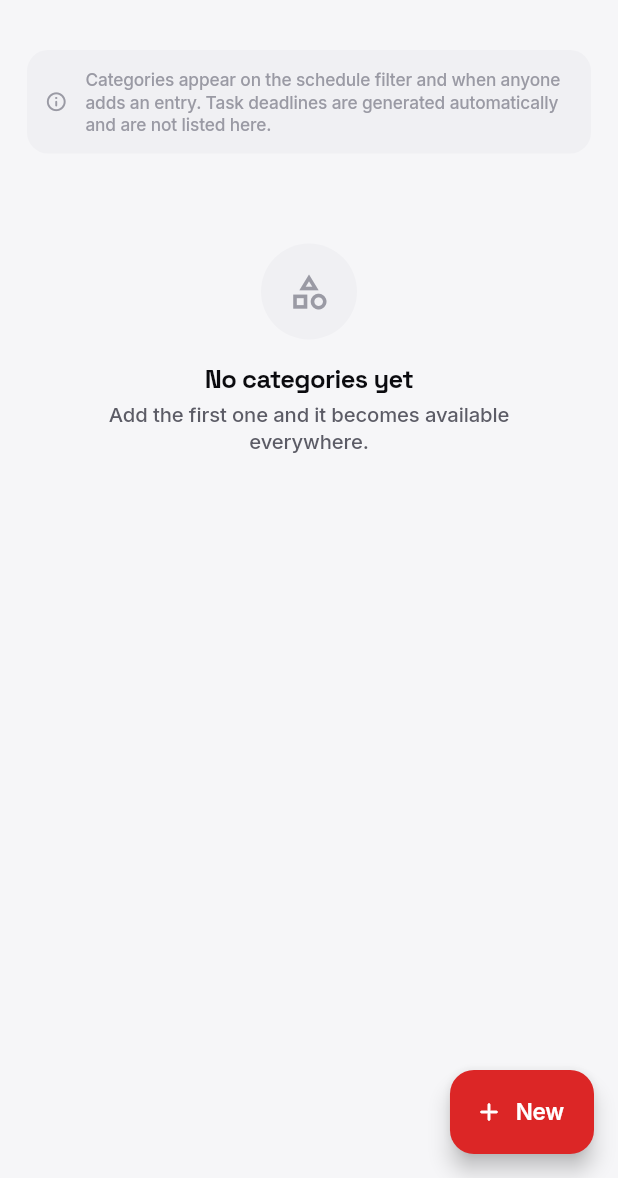
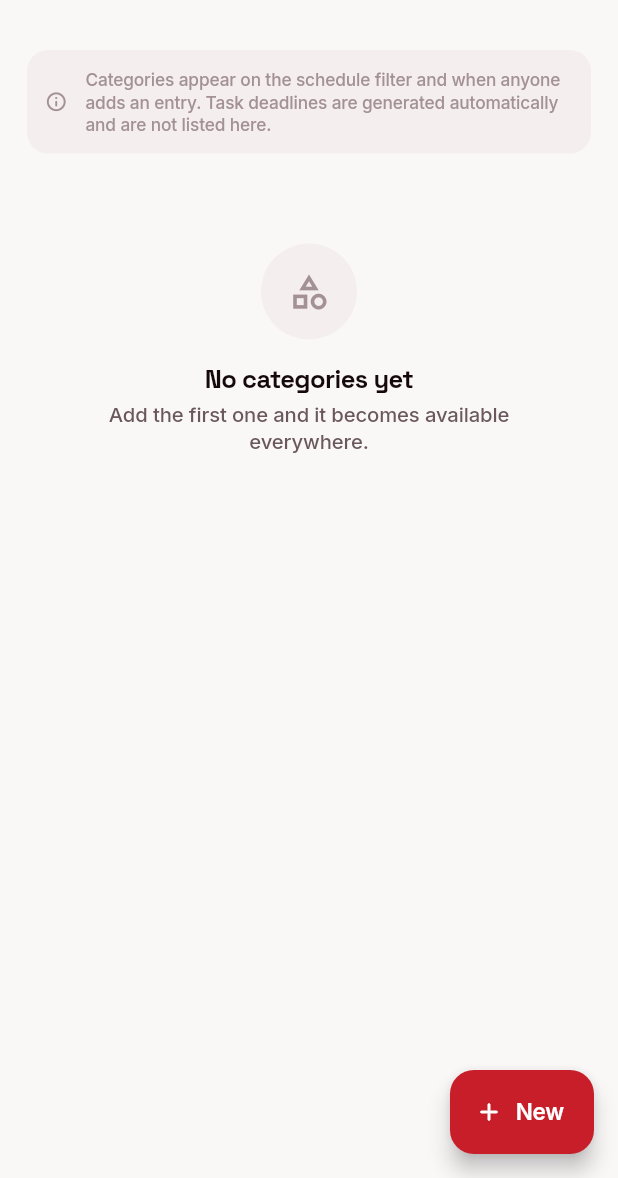
Before and after one commit to abdulmudabbirofficial/GWD-CLUB-OS, a Flutter app: the CategoryAdminPage screen opened directly, on a phone screen of 412 x 824 dp, the part 58-1236 px from its top. Run offline on Flutter 3.47's test engine with Material 3 defaults, Android fonts, the phone set to English and light mode, and no system bars; our stand-ins replace file_picker, fl_chart, open_filex, shared_preferences, socket_io_client; missing offline and left inert: circular_clip_route, home_widget; accounts and stored records are empty; network calls fail.

Commit message:
Give the app the club's colour, and its own launcher icon
The icon was still Flutter's. It is now the bracketed GWD mark - only the
bracket, because the "GET WORK DONE CLUB" strapline under it turns to grey mush
at 48px and the bracket is the strongest thing the mark owns. White on the
brand's crimson-to-near-black ramp rather than the logo's red-on-white: at icon
size a white tile is just a bright rectangle on a dark home screen. Legacy
densities, adaptive foreground/background layers with the mark inside the 66%
safe zone, and the iOS set, all generated from the one logo file.

The palette was neutral grey with a red accent bolted on. It is now built from
the logo outwards:

  - Every grey carries a trace of the brand red, so a crimson button sits *in*
    the page instead of on top of it.
  - The dark canvas is a warm near-black (#0D0709), not #000. Pure black is
    where a dark theme goes to look cheap - it flattens every surface into the
    same void and kills the depth raised cards depend on.
  - primaryRed comes off the mark itself (#C81E2A) rather than a generator.
  - The semantic colours are pulled fractionally warm, because a stock material
    green next to this crimson looks borrowed.

Added a hero ramp for the screens that should feel like an arrival, and used it
on sign-in. It falls away by the first third on purpose: the first attempt
washed the whole screen and ate every grey label on it, which is the failure
mode that makes a full-bleed gradient look impressive in a mockup and unusable
on a phone. Colour behind the brand, plain ground under the content.

Co-Authored-By: Claude Opus 5 <noreply@anthropic.com>

```diff
--- a/app/lib/app/theme/gwd_theme.dart
+++ b/app/lib/app/theme/gwd_theme.dart
@@ -12,46 +12,102 @@ import 'apple_motion.dart';
 class GwdColors {
   const GwdColors._();
 
-  // --- Light: paper & ink -------------------------------------------------
-  static const canvas = Color(0xFFF6F6F8);
+  // ---------------------------------------------------------------- light --
+  //
+  // Warm, not neutral. Every grey here carries a trace of the brand red, so a
+  // crimson button sits *in* the page rather than on top of it. The difference
+  // is a couple of points of hue and it is most of what separates a palette
+  // that was designed from one that was picked.
+  static const canvas = Color(0xFFFAF7F7);
   static const canvasLight = canvas; // legacy alias
   static const surface = Color(0xFFFFFFFF);
   static const surfaceWhite = surface; // legacy alias
   static const cardWhite = surface; // legacy alias
   static const canvasWhite = surface; // legacy alias
-  static const surfaceSunken = Color(0xFFF0F0F3);
-  static const hairline = Color(0xFFE6E6EA);
-  static const hairlineSoft = Color(0xFFF0F0F3);
+  static const surfaceSunken = Color(0xFFF4EEEF);
+  static const hairline = Color(0xFFEAE0E1);
+  static const hairlineSoft = Color(0xFFF4EEEF);
   static const line = hairline; // legacy alias
   static const lineSubtle = hairlineSoft; // legacy alias
 
-  static const ink = Color(0xFF0B0B0F);
-  static const inkSecondary = Color(0xFF5C5C66);
-  static const inkTertiary = Color(0xFF9A9AA4);
+  static const ink = Color(0xFF16090C);
+  static const inkSecondary = Color(0xFF6A585C);
+  static const inkTertiary = Color(0xFFA39195);
 
-  // --- Dark: obsidian -----------------------------------------------------
-  static const canvasDark = Color(0xFF08080A);
-  static const surfaceDark = Color(0xFF141417);
-  static const surfaceDarkRaised = Color(0xFF1C1C20);
-  static const hairlineDark = Color(0xFF2A2A30);
+  // ----------------------------------------------------------------- dark --
+  //
+  // Near-black, deliberately *not* black. Pure #000 is where a dark theme goes
+  // to look cheap: it flattens every surface into the same void, kills the
+  // sense of depth that raised cards depend on, and smears on OLED as you
+  // scroll. These carry the same red cast as the light side, so the two themes
+  // read as one product rather than two.
+  static const canvasDark = Color(0xFF0D0709);
+  static const surfaceDark = Color(0xFF181013);
+  static const surfaceDarkRaised = Color(0xFF211619);
+  static const sunkenDark = Color(0xFF120B0D);
+  static const hairlineDark = Color(0xFF2F2126);
 
-  static const obsidian = Color(0xFF0B0B0F);
+  static const obsidian = Color(0xFF0D0709);
   static const jetBlack = Color(0xFF000000);
-  static const charcoal = Color(0xFF18181B);
+  static const charcoal = Color(0xFF1B1215);
 
-  // --- Brand accent (spend sparingly) -------------------------------------
-  static const primaryRed = Color(0xFFDC2626);
-  static const rubyDark = Color(0xFF9F1239);
-  static const rubyLight = Color(0xFFFFE9E9);
-  static const accentCoral = Color(0xFFEF4444);
-  static const redGlow = Color(0x1FDC2626);
-  static const borderRed = Color(0x33DC2626);
+  // ---------------------------------------------------------------- brand --
+  //
+  // Taken from the logo rather than from a palette generator: the mark is a
+  // deep crimson, so the app is a deep crimson. [primaryRed] is the one that
+  // gets spent on the single thing per screen that needs attention.
+  static const primaryRed = Color(0xFFC81E2A);
+  static const crimson = primaryRed;
+  static const crimsonDeep = Color(0xFF8E1219);
+  static const crimsonBright = Color(0xFFE8434F);
+  static const rubyDark = crimsonDeep;
+  static const rubyLight = Color(0xFFFCE9EA);
+  static const accentCoral = crimsonBright;
+  static const redGlow = Color(0x1FC81E2A);
+  static const borderRed = Color(0x33C81E2A);
 
-  // --- Semantic -----------------------------------------------------------
-  static const success = Color(0xFF16A34A);
-  static const warning = Color(0xFFD97706);
-  static const critical = Color(0xFFDC2626);
-  static const info = Color(0xFF2563EB);
+  // ------------------------------------------------------------- semantic --
+  //
+  // Pulled fractionally warm so they belong to the same family as the brand.
+  // A stock material green next to this crimson looks borrowed.
+  static const success = Color(0xFF1E9E5A);
+  static const warning = Color(0xFFD98324);
+  static const critical = Color(0xFFD93544);
+  static const info = Color(0xFF3B6FD4);
+
+  /// The brand ramp: a crimson shoulder at the top, gone by the first third.
+  ///
+  /// The one place the app uses a large area of colour, so that the screens
+  /// that should feel like an *arrival* — signing in, the top of Home — are not
+  /// a flat dark rectangle.
+  ///
+  /// It falls away fast on purpose. A full-height wash looks impressive in a
+  /// mockup and then eats every piece of secondary text on the screen: grey
+  /// labels on deep crimson are unreadable, and lightening them to compensate
+  /// wrecks the hierarchy everywhere else. Colour behind the brand, plain
+  /// ground under the content, and nothing has to fight to stay legible.
+  static LinearGradient heroOf(BuildContext context, {double strength = 1.0}) {
+    final dark = _isDark(context);
+    final top = dark ? crimsonDeep : primaryRed;
+    final ground = dark ? canvasDark : canvas;
+    Color at(double t) => Color.lerp(ground, top, (t * strength).clamp(0.0, 1.0))!;
+    return LinearGradient(
+      begin: Alignment.topCenter,
+      end: Alignment.bottomCenter,
+      colors: [at(0.62), at(0.34), at(0.10), ground],
+      // Eased rather than evenly spaced: a linear two-stop ramp reads as a
+      // band with a visible edge, and the eye finds that edge immediately.
+      stops: const [0.0, 0.16, 0.30, 0.48],
+    );
+  }
+
+  /// The same ramp turned on its side, for a card that wants brand weight
+  /// without becoming a billboard.
+  static const accent = LinearGradient(
+    begin: Alignment.topLeft,
+    end: Alignment.bottomRight,
+    colors: [primaryRed, crimsonDeep],
+  );
 
   /// A semantic colour as a **background**, correct in either theme.
   ///
@@ -75,18 +131,17 @@ class GwdColors {
 
   static Color canvasOf(BuildContext context) => _isDark(context) ? canvasDark : canvas;
 
-  static Color sunkenOf(BuildContext context) =>
-      _isDark(context) ? const Color(0xFF0F0F12) : surfaceSunken;
+  static Color sunkenOf(BuildContext context) => _isDark(context) ? sunkenDark : surfaceSunken;
 
   static Color hairlineOf(BuildContext context) => _isDark(context) ? hairlineDark : hairline;
 
-  static Color inkOf(BuildContext context) => _isDark(context) ? const Color(0xFFF5F5F7) : ink;
+  static Color inkOf(BuildContext context) => _isDark(context) ? const Color(0xFFF7F2F3) : ink;
 
   static Color inkSecondaryOf(BuildContext context) =>
-      _isDark(context) ? const Color(0xFF9E9EA8) : inkSecondary;
+      _isDark(context) ? const Color(0xFFA79599) : inkSecondary;
 
   static Color inkTertiaryOf(BuildContext context) =>
-      _isDark(context) ? const Color(0xFF6B6B75) : inkTertiary;
+      _isDark(context) ? const Color(0xFF756368) : inkTertiary;
 
   static bool _isDark(BuildContext context) => Theme.of(context).brightness == Brightness.dark;
 }
```
Also changed, not shown: app/lib/features/auth/sign_in_page.dart (+11 -4 lines), app/assets/images/gwd_mark_dark.png (added), 32 other files.
